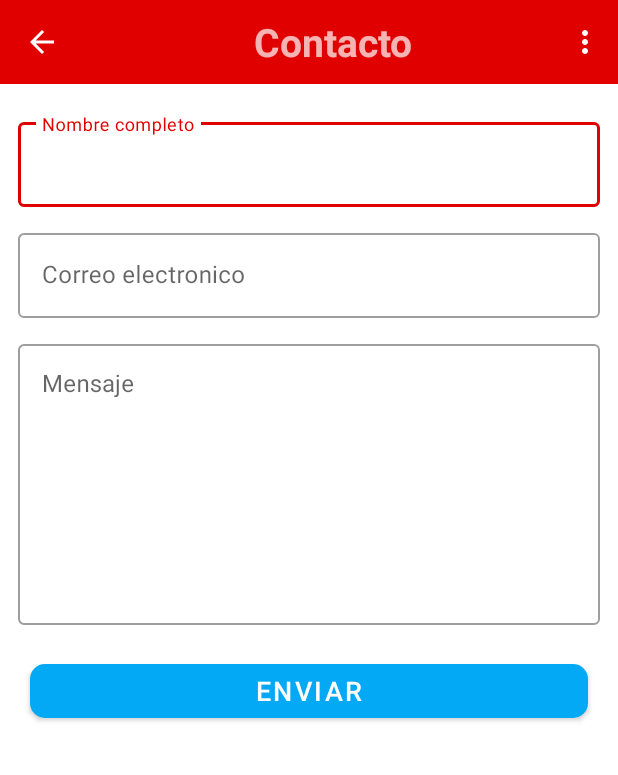
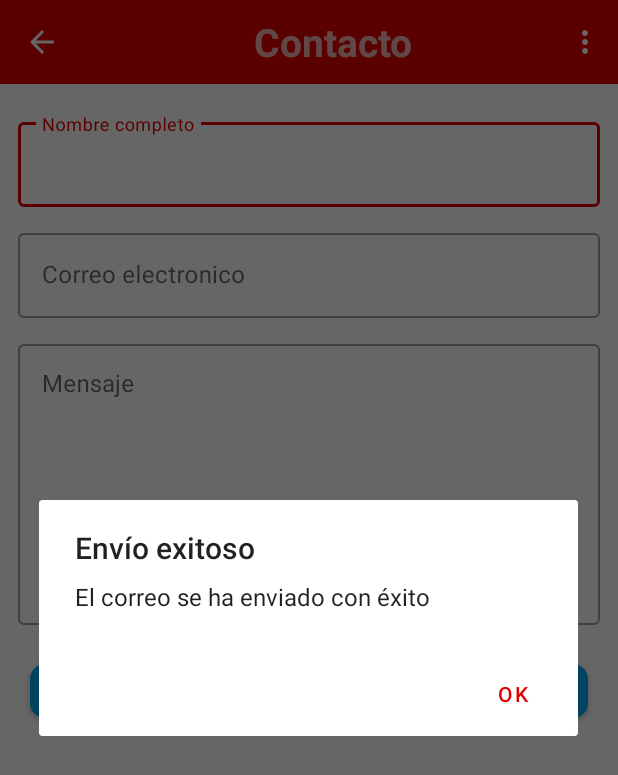
Before and after one commit to DanielAlonsoL/AppAndroid-Cancionero, an Android app: the Contacto screen opened directly, with no data from a screen before it, after a tap on "ENVIAR", on a phone screen of 412 x 824 dp. Shown: the top 775 px of the screen. Run offline under Robolectric (Android 15) with nearby library versions, the phone set to English and light mode, and no system bars; 1 statement that could not run was skipped.

Commit message:
version 2.0

```diff
--- a/app/src/main/java/com/danielalonso/ejercicio02/Contacto.java
+++ b/app/src/main/java/com/danielalonso/ejercicio02/Contacto.java
@@ -50,21 +50,22 @@ public class Contacto extends AppCompatActivity {
         btnEnviar = findViewById(R.id.btnEnviar);
 
         //Remplazar por correo y contraseña
-        sEmail = "usuario@gmail.com";
-        sPassword = "Contraseña";
+        sEmail = "correo";
+        sPassword = "contraseña";
 
         btnEnviar.setOnClickListener(new View.OnClickListener() {
             @Override
             public void onClick(View view) {
+
+                // Inicializa las propiedades
                 Properties properties = new Properties();
+                properties.put(getString(R.string.smtp_host), getString(R.string.smtp_gmail));
+                properties.put(getString(R.string.smtp_socketFactory_port), getString(R.string.port));
+                properties.put(getString(R.string.smtp_socketFactory_class), getString(R.string.net_ssl));
+                properties.put(getString(R.string.smtp_port), getString(R.string.port));
+                properties.put(getString(R.string.smtp_auth), getString(R.string.auth_true));
 
-                properties.put("mail.smtp.host", "smtp.gmail.com");
-                properties.put("mail.smtp.socketFactory.port", "465");
-                properties.put("mail.smtp.socketFactory.class", "javax.net.ssl.SSLSocketFactory");
-                properties.put("mail.smtp.port", "465");
-                properties.put("mail.smtp.auth", "true");
-
-                //Initialize session
+                // Inicializa la sesión
                 Session session = Session.getDefaultInstance(properties, new Authenticator() {
                     @Override
                     protected PasswordAuthentication getPasswordAuthentication() {
@@ -74,20 +75,24 @@ public class Contacto extends AppCompatActivity {
 
 
                 try {
-                    //Initialize email content
+                    // Inicializa el contenido del correo
                     Message message = new MimeMessage(session);
-                    //Sender email
+                    // Quien envia mensaje
                     message.setFrom(new InternetAddress(sEmail));
-                    //Recipient email
-                    //Se puede remplazar sEmail para contestarle al usuario que nos pondremos en contacto proximamente
-                    //En este caso se envía un correo al mismo correo con el que se inicia sesión
+
+                    // Recipiente email
+                    // Se puede remplazar sEmail para contestarle al usuario que nos pondremos en contacto proximamente
+                    // En este caso se envía un correo al mismo correo con el que se inicia sesión
                     message.addRecipients(Message.RecipientType.TO, InternetAddress.parse(sEmail));
-                    //Email subject o Nombre del usuario
+                    // Email subject o Nombre del usuario
                     message.setSubject(nombre.getText().toString().trim());
-                    //Email message
-                    message.setText("From: " + correo.getText().toString().trim() + "\n\nBody: " + mensaje.getText().toString().trim());
+                    // Cuerpo del correo
+                    message.setText(getString(R.string.from) +
+                            correo.getText().toString().trim() +
+                            getString(R.string.body) +
+                            mensaje.getText().toString().trim());
 
-                    //Send email
+                    // Enviar email
                     new SendEmail().execute(message);
 
                 } catch (MessagingException e) {
@@ -110,17 +115,21 @@ public class Contacto extends AppCompatActivity {
         protected void onPreExecute() {
             super.onPreExecute();
             progressDialog = ProgressDialog.show(Contacto.this,
-                    "Espere por favor", "Enviando correo...", true, false);
+                    getString(R.string.espere),
+                    getString(R.string.enviando),
+                    true,
+                    false
+            );
         }
 
         @Override
         protected String doInBackground(Message... messages) {
             try {
                 Transport.send(messages[0]);
-                return "Envío exitoso";
+                return getString(R.string.envio_exitoso);
             } catch (MessagingException e) {
                 e.printStackTrace();
-                return "Error";
+                return getString(R.string.error);
             }
         }
 
@@ -129,15 +138,14 @@ public class Contacto extends AppCompatActivity {
             super.onPostExecute(s);
             //Dismiss progress dialog
             progressDialog.dismiss();
-            if (s.equals("Envío exitoso")) {
+            if (s.equals(getString(R.string.envio_exitoso))) {
                 //When success
-
                 //Initialize alert dialog
                 AlertDialog.Builder builder = new AlertDialog.Builder(Contacto.this);
                 builder.setCancelable(false);
-                builder.setTitle(Html.fromHtml("<font color='#509324'>Envío exitoso</font>"));
-                builder.setMessage("El correo se ha enviado con éxito");
-                builder.setPositiveButton("OK", new DialogInterface.OnClickListener() {
+                builder.setTitle(Html.fromHtml(getString(R.string.envio_exitoso_html)));
+                builder.setMessage(getString(R.string.envio_correcto));
+                builder.setPositiveButton(getString(R.string.ok), new DialogInterface.OnClickListener() {
                     @Override
                     public void onClick(DialogInterface dialog, int which) {
                         dialog.dismiss();
@@ -151,7 +159,7 @@ public class Contacto extends AppCompatActivity {
                 builder.show();
             } else {
                 //When error
-                Toast.makeText(getApplicationContext(), "Algo salió mal, intente más tarde", Toast.LENGTH_SHORT).show();
+                Toast.makeText(getApplicationContext(), getString(R.string.intente_mas_tarde), Toast.LENGTH_SHORT).show();
             }
         }
     }
--- a/app/src/main/java/com/danielalonso/ejercicio02/MainActivity.java
+++ b/app/src/main/java/com/danielalonso/ejercicio02/MainActivity.java
@@ -93,7 +93,6 @@ public class MainActivity extends AppCompatActivity {
         etAnio = (TextInputEditText) findViewById(R.id.etAnio);
 
         btnGuardar.setOnClickListener(new View.OnClickListener() {
-            int cont_id = 0;
             @Override
             public void onClick(View view) {
                 if(validaCampos()){
@@ -103,7 +102,6 @@ public class MainActivity extends AppCompatActivity {
 
                     dbCancion = new BaseDatosCancion(MainActivity.this);
                     dbCancion.insertarCancion(titulo, artista, genero, Integer.parseInt(anio), rbCalificacion.getRating());
-                    cont_id += 1;
                     limpiar();
                 }
             }
--- /dev/null
+++ b/app/src/main/res/drawable/ic_delete.xml
@@ -0,0 +1,5 @@
+<vector android:alpha="0.9" android:height="24dp"
+    android:tint="?attr/colorControlNormal" android:viewportHeight="24"
+    android:viewportWidth="24" android:width="24dp" xmlns:android="http://schemas.android.com/apk/res/android">
+    <path android:fillColor="@android:color/white" android:pathData="M19,6.41L17.59,5 12,10.59 6.41,5 5,6.41 10.59,12 5,17.59 6.41,19 12,13.41 17.59,19 19,17.59 13.41,12z"/>
+</vector>
--- a/app/src/main/res/values/strings.xml
+++ b/app/src/main/res/values/strings.xml
@@ -47,9 +47,7 @@
 
     <!-- ACERCA DE -->
     <string name="texto_mi_nombre">Daniel Alonso Lopez</string>
-    <string name="texto_bio">Soy estudiante de la facultad de ingeniería UNAM,
-        tengo 23 años de edad, actualmente en noveno semestre de la carrera de ingeniería en computación,
-        este es el ejercicio 2 del taller de Android, desarrollado para la materia optativa de Cómputo Móvil </string>
+    <string name="texto_bio">"Soy estudiante de la facultad de ingeniería UNAM,         tengo 23 años de edad, actualmente en noveno semestre de la carrera de ingeniería en computación,         este es el ejercicio 2 del taller de Android, desarrollado para la materia optativa de Cómputo Móvil "</string>
 
     <!-- CONTACTO -->
     <string name="texto_nombre_contacto">Nombre completo</string>
@@ -58,8 +56,28 @@
     <string name="texto_enviar">Enviar</string>
 
     <!-- FAVORITAS -->
-    <string name="total">\ / 10.0</string>
+    <string name="total" translatable="false">" / 5.0"</string>
     <string name="seleccion"> Seleccionaste el elemento con ID: \</string>
+    <string name="smtp_host" translatable="false">mail.smtp.host</string>
+    <string name="smtp_gmail" translatable="false">smtp.gmail.com</string>
+    <string name="smtp_socketFactory_port" translatable="false">mail.smtp.socketFactory.port</string>
+    <string name="port" translatable="false">465</string>
+    <string name="smtp_socketFactory_class" translatable="false">mail.smtp.socketFactory.class</string>
+    <string name="net_ssl" translatable="false">javax.net.ssl.SSLSocketFactory</string>
+    <string name="smtp_port" translatable="false">mail.smtp.port</string>
+    <string name="smtp_auth" translatable="false">mail.smtp.auth</string>
+    <string name="auth_true" translatable="false">true</string>
+    <string name="espere">Espere por favor</string>
+    <string name="enviando">Enviando correo...</string>
+    <string name="from" translatable="false">From \</string>
+    <string name="body" translatable="false">"  Body: \\"</string>
+    <string name="envio_exitoso" translatable="false">Envío exitoso</string>
+    <string name="error" translatable="false">Error</string>
+    <string name="envio_exitoso_html" translatable="false"><font color='#509324'>Envío exitoso</font></string>
+    <string name="envio_correcto">El correo se ha enviado con éxito</string>
+    <string name="ok" translatable="false">OK</string>
+    <string name="intente_mas_tarde">Algo salió mal, intente más tarde</string>
+    <string name="eliminar">Eliminaste elemento con ID: \</string>
 
 
 </resources>
```
Also changed, not shown: app/src/main/java/com/danielalonso/ejercicio02/Favoritas.java (+5 -12 lines), app/src/main/java/com/danielalonso/ejercicio02/adapter/CancionAdaptador.java (+30 -5 lines), app/src/main/java/com/danielalonso/ejercicio02/dbCancion/BaseDatosCancion.java (+8 -0 lines), app/src/main/res/layout/cardview_cancion.xml (+7 -0 lines), 1 other file.
